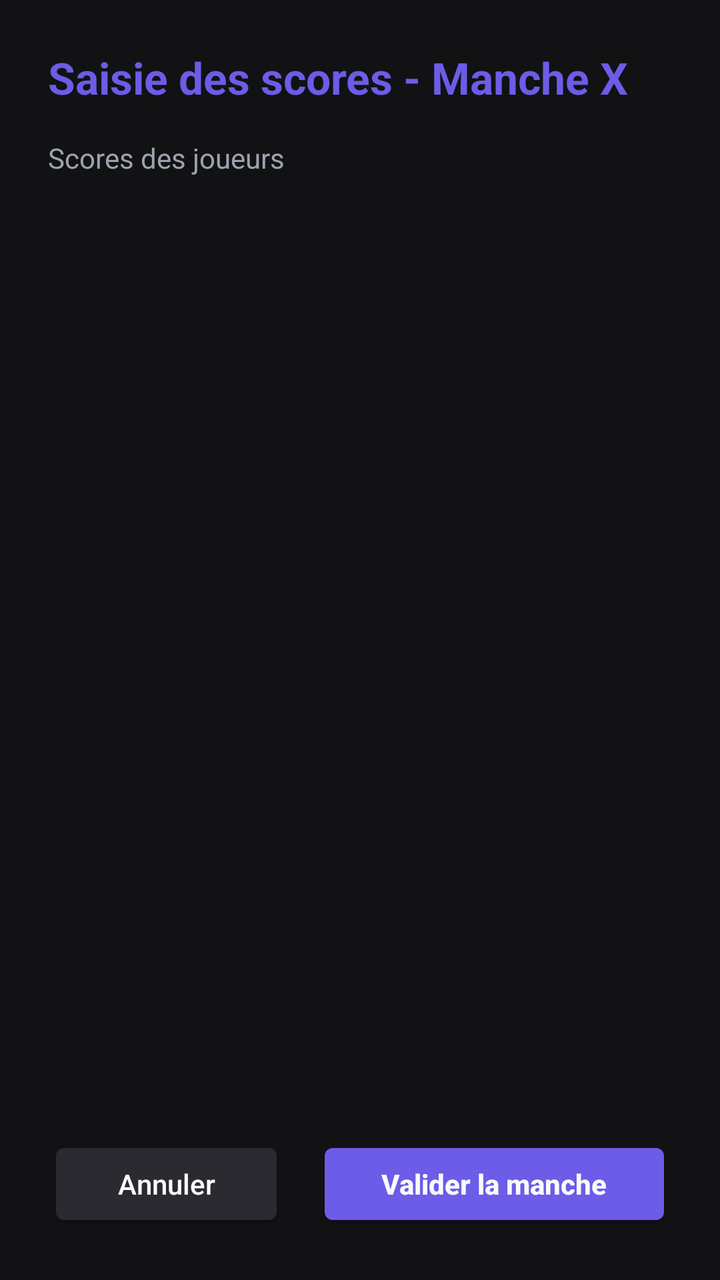
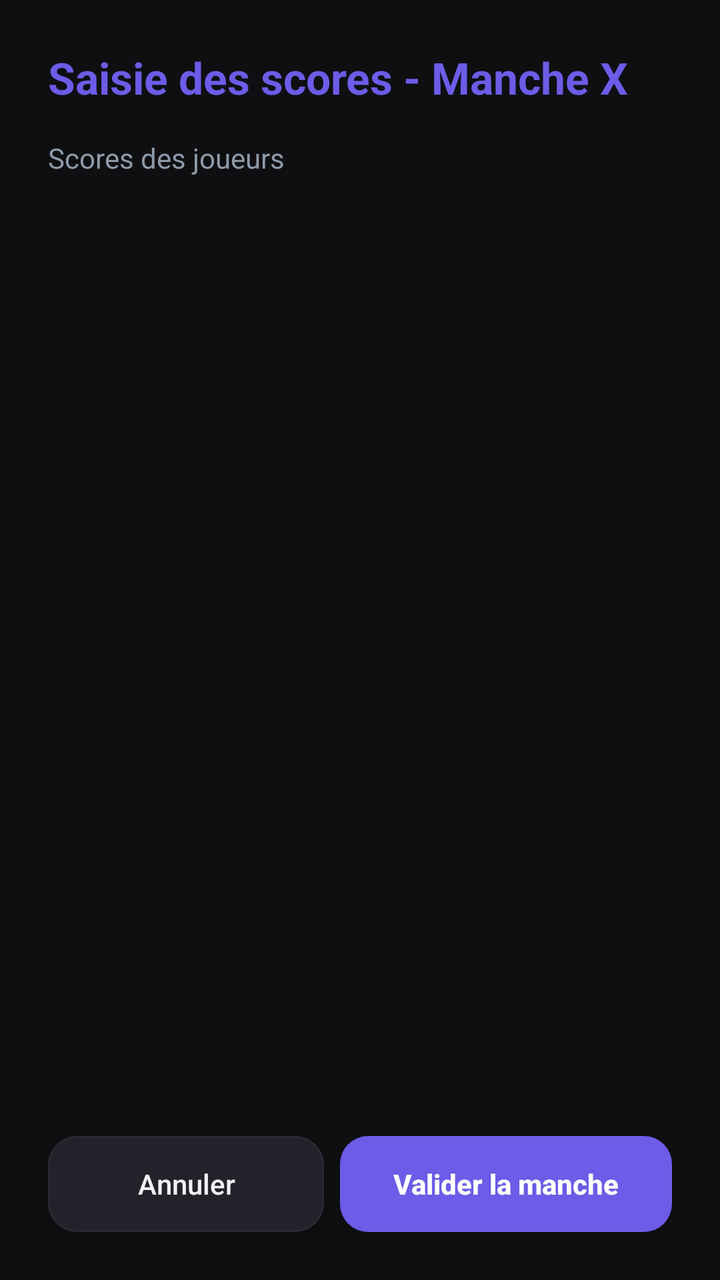

An Android layout rendered at two revisions. The XML below is the earlier revision; the diff shows what the commit changed to produce the second picture.
<!-- AndroidManifest.xml: application theme AppTheme -->
<!-- res/layout/screen_round_entry.xml -->
<?xml version="1.0" encoding="utf-8"?>
<LinearLayout xmlns:android="http://schemas.android.com/apk/res/android"
    android:layout_width="match_parent"
    android:layout_height="match_parent"
    android:orientation="vertical"
    android:padding="24dp"
    android:background="@color/bg">

    
    <TextView
        android:id="@+id/tv_round_entry_title"
        android:layout_width="match_parent"
        android:layout_height="wrap_content"
        android:text="Saisie des scores - Manche X"
        android:textSize="22sp"
        android:textStyle="bold"
        android:textColor="@color/primary"
        android:layout_marginBottom="16dp"/>



    <TextView
        android:layout_width="match_parent"
        android:layout_height="wrap_content"
        android:text="Scores des joueurs"
        android:textColor="@color/text_secondary"
        android:textSize="14sp"
        android:layout_marginBottom="8dp"/>

    
    <ScrollView
        android:layout_width="match_parent"
        android:layout_height="0dp"
        android:layout_weight="1"
        android:layout_marginBottom="16dp"
        android:fillViewport="true">

        <LinearLayout
            android:id="@+id/round_players_container"
            android:layout_width="match_parent"
            android:layout_height="wrap_content"
            android:orientation="vertical">
            
        </LinearLayout>
    </ScrollView>

    
    <LinearLayout
        android:layout_width="match_parent"
        android:layout_height="wrap_content"
        android:orientation="horizontal">

        <Button
            android:id="@+id/btn_cancel_round"
            android:layout_width="0dp"
            android:layout_height="wrap_content"
            android:layout_weight="1"
            android:text="@string/cancel"
            android:textColor="@color/text_primary"
            android:backgroundTint="@color/surface_card"
            android:layout_marginEnd="8dp"
            android:padding="12dp"
            android:textAllCaps="false"/>

        <Button
            android:id="@+id/btn_save_round"
            android:layout_width="0dp"
            android:layout_height="wrap_content"
            android:layout_weight="1.5"
            android:text="@string/save_round"
            android:textColor="@color/text_primary"
            android:backgroundTint="@color/primary"
            android:layout_marginStart="8dp"
            android:padding="12dp"
            android:textAllCaps="false"
            android:textStyle="bold"/>

    </LinearLayout>

</LinearLayout>
<!-- resources referenced by this layout -->
<resources>
  <color name="bg">#FF121214</color>
  <color name="primary">#FF6C5CE7</color>
  <color name="surface_card">#FF2A2A30</color>
  <color name="text_primary">#FFF9FAFB</color>
  <color name="text_secondary">#FF9CA3AF</color>
  <string name="cancel">Annuler</string>
  <string name="save_round">Valider la manche</string>
  <style name="AppTheme" parent="@android:style/Theme.DeviceDefault.NoActionBar">
          <item name="android:windowBackground">@color/bg</item>
          <item name="android:textColorPrimary">@color/text_primary</item>
          <item name="android:textColorSecondary">@color/text_secondary</item>
          <item name="android:colorAccent">@color/accent</item>
          <item name="android:colorPrimary">@color/primary</item>
          <item name="android:colorPrimaryDark">@color/primary_dark</item>
          <item name="android:statusBarColor">@color/bg</item>
          <item name="android:navigationBarColor">@color/bg</item>
      </style>
  <color name="accent">#FF00D2D3</color>
  <color name="primary_dark">#FF5B4BC4</color>
</resources>

<!-- the commit's change to res/layout/screen_round_entry.xml (unified diff, before → after) -->
@@ -4,7 +4,7 @@
     android:layout_height="match_parent"
     android:orientation="vertical"
     android:padding="24dp"
-    android:background="@color/bg">
+    android:background="?attr/themeBg">
 
     
     <TextView
@@ -14,16 +14,14 @@
         android:text="Saisie des scores - Manche X"
         android:textSize="22sp"
         android:textStyle="bold"
-        android:textColor="@color/primary"
+        android:textColor="?attr/themePrimary"
         android:layout_marginBottom="16dp"/>
-
-
 
     <TextView
         android:layout_width="match_parent"
         android:layout_height="wrap_content"
         android:text="Scores des joueurs"
-        android:textColor="@color/text_secondary"
+        android:textColor="?attr/themeTextSecondary"
         android:textSize="14sp"
         android:layout_marginBottom="8dp"/>
 
@@ -56,21 +54,35 @@
             android:layout_height="wrap_content"
             android:layout_weight="1"
             android:text="@string/cancel"
-            android:textColor="@color/text_primary"
-            android:backgroundTint="@color/surface_card"
-            android:layout_marginEnd="8dp"
+            android:textColor="?attr/themeTextPrimary"
+            android:background="@drawable/bg_rounded_button_secondary"
+            android:layout_marginEnd="4dp"
             android:padding="12dp"
             android:textAllCaps="false"/>
+
+        <Button
+            android:id="@+id/btn_delete_round_edit"
+            android:layout_width="0dp"
+            android:layout_height="wrap_content"
+            android:layout_weight="1"
+            android:text="Supprimer"
+            android:textColor="#FFD32F2F"
+            android:background="@drawable/bg_rounded_button_secondary"
+            android:layout_marginStart="4dp"
+            android:layout_marginEnd="4dp"
+            android:padding="12dp"
+            android:textAllCaps="false"
+            android:visibility="gone"/>
 
         <Button
             android:id="@+id/btn_save_round"
             android:layout_width="0dp"
             android:layout_height="wrap_content"
-            android:layout_weight="1.5"
+            android:layout_weight="1.2"
             android:text="@string/save_round"
-            android:textColor="@color/text_primary"
-            android:backgroundTint="@color/primary"
-            android:layout_marginStart="8dp"
+            android:textColor="#FFFFFFFF"
+            android:background="@drawable/bg_rounded_button_primary"
+            android:layout_marginStart="4dp"
             android:padding="12dp"
             android:textAllCaps="false"
             android:textStyle="bold"/>
<!-- resource entries referenced after the edit -->
@@ -1,23 +1,60 @@
 <!-- resources referenced by this layout -->
 <resources>
-  <color name="bg">#FF121214</color>
+  <!-- drawable bg_rounded_button_primary (drawable) -->
+  <?xml version="1.0" encoding="utf-8"?>
+  <ripple xmlns:android="http://schemas.android.com/apk/res/android"
+      android:color="#40FFFFFF">
+      <item>
+          <shape>
+              <solid android:color="?attr/themePrimary" />
+              <corners android:radius="14dp" />
+          </shape>
+      </item>
+  </ripple>
+  <!-- drawable bg_rounded_button_secondary (drawable) -->
+  <?xml version="1.0" encoding="utf-8"?>
+  <ripple xmlns:android="http://schemas.android.com/apk/res/android"
+      android:color="#20FFFFFF">
+      <item>
+          <shape>
+              <solid android:color="?attr/themeSurfaceCard" />
+              <corners android:radius="14dp" />
+              <stroke android:width="1dp" android:color="?attr/themeDivider" />
+          </shape>
+      </item>
+  </ripple>
   <color name="primary">#FF6C5CE7</color>
-  <color name="surface_card">#FF2A2A30</color>
-  <color name="text_primary">#FFF9FAFB</color>
-  <color name="text_secondary">#FF9CA3AF</color>
   <string name="cancel">Annuler</string>
   <string name="save_round">Valider la manche</string>
   <style name="AppTheme" parent="@android:style/Theme.DeviceDefault.NoActionBar">
-          <item name="android:windowBackground">@color/bg</item>
-          <item name="android:textColorPrimary">@color/text_primary</item>
-          <item name="android:textColorSecondary">@color/text_secondary</item>
+          <item name="themeBg">@color/bg_dark</item>
+          <item name="themeSurface">@color/surface_dark</item>
+          <item name="themeSurfaceCard">@color/card_dark</item>
+          <item name="themeTextPrimary">@color/text_primary_dark</item>
+          <item name="themeTextSecondary">@color/text_secondary_dark</item>
+          <item name="themeDivider">@color/divider_dark</item>
+          <item name="themePrimary">@color/primary</item>
+          <item name="themeAccent">@color/accent</item>
+          <item name="themeInputBg">@color/input_bg_dark</item>
+          <item name="themeInputBorder">@color/divider_dark</item>
+          <item name="themeInputBorderFocused">@color/primary</item>
+  
+          <item name="android:windowBackground">@color/bg_dark</item>
+          <item name="android:textColorPrimary">@color/text_primary_dark</item>
+          <item name="android:textColorSecondary">@color/text_secondary_dark</item>
           <item name="android:colorAccent">@color/accent</item>
           <item name="android:colorPrimary">@color/primary</item>
-          <item name="android:colorPrimaryDark">@color/primary_dark</item>
-          <item name="android:statusBarColor">@color/bg</item>
-          <item name="android:navigationBarColor">@color/bg</item>
+          <item name="android:colorPrimaryDark">@color/bg_dark</item>
+          <item name="android:statusBarColor">@color/bg_dark</item>
+          <item name="android:navigationBarColor">@color/bg_dark</item>
       </style>
+  <color name="bg_dark">#FF0F0F12</color>
+  <color name="surface_dark">#FF17171C</color>
+  <color name="card_dark">#FF22222B</color>
+  <color name="text_primary_dark">#FFF0F2F5</color>
+  <color name="text_secondary_dark">#FF8E9AA8</color>
+  <color name="divider_dark">#FF2A2A35</color>
   <color name="accent">#FF00D2D3</color>
-  <color name="primary_dark">#FF5B4BC4</color>
+  <color name="input_bg_dark">#FF1F1F26</color>
 </resources>
 
